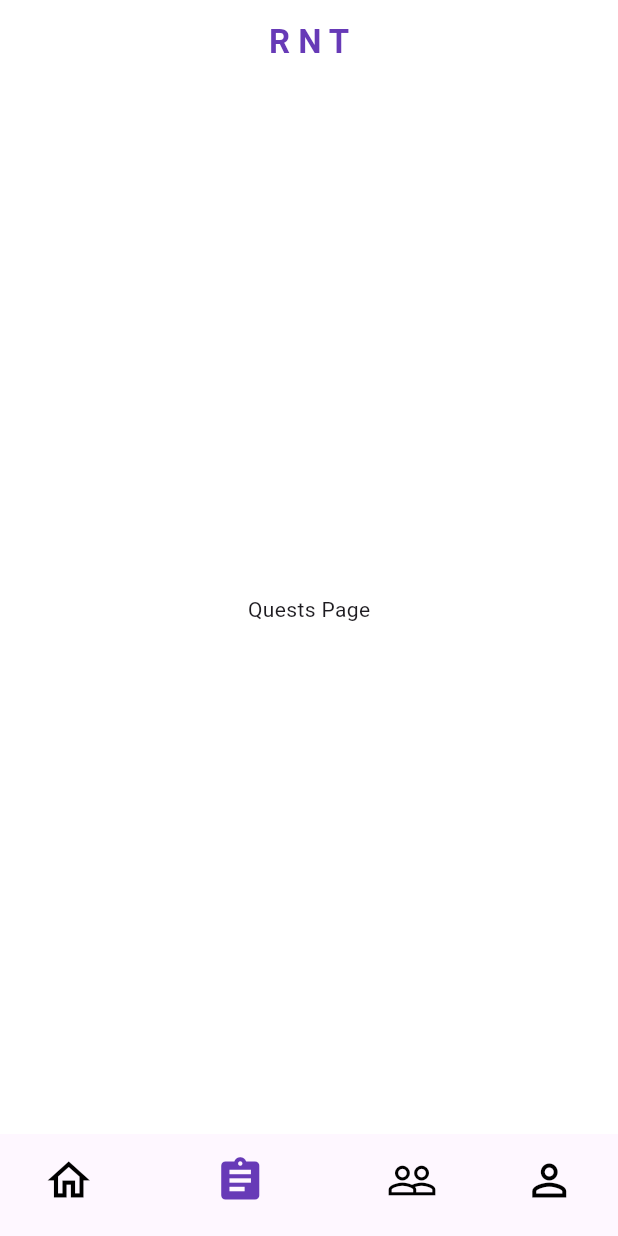
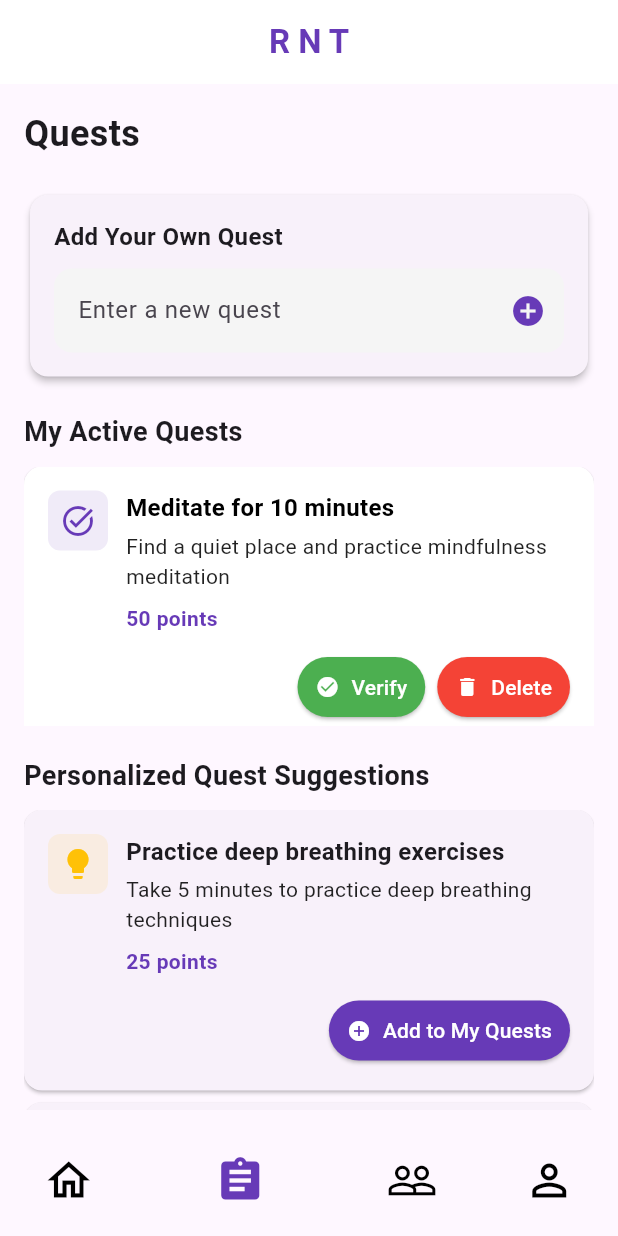
Before and after one commit to ByteCommitter/SustaBit, a Flutter app: the BaseScreen screen opened directly, item 2 of the bottom bar chosen, on a phone screen of 412 x 824 dp. Run offline on Flutter 3.47's test engine with Material 3 defaults, Android fonts, the phone set to English and light mode, and no system bars; our stand-ins replace cloud_firestore, firebase_auth, firebase_core, font_awesome_flutter, get, google_sign_in; accounts and stored records are empty.

Commit message:
Quests Page without verification

```diff
--- /dev/null
+++ b/lib/pages/Quests/quest_page.dart
@@ -0,0 +1,526 @@
+import 'package:flutter/material.dart';
+import 'package:get/get.dart';
+
+class QuestPage extends StatefulWidget {
+  const QuestPage({super.key});
+
+  @override
+  State<QuestPage> createState() => _QuestPageState();
+}
+
+class _QuestPageState extends State<QuestPage> {
+  // Controller for adding new quests
+  final TextEditingController _questController = TextEditingController();
+
+  // List of active quests
+  final List<Quest> _activeQuests = [
+    Quest(
+      id: '1',
+      title: 'Meditate for 10 minutes',
+      description: 'Find a quiet place and practice mindfulness meditation',
+      points: 50,
+      isCompleted: false,
+    ),
+    Quest(
+      id: '2',
+      title: 'Take a nature walk',
+      description: 'Spend at least 20 minutes walking outdoors',
+      points: 40,
+      isCompleted: false,
+    ),
+    Quest(
+      id: '3',
+      title: 'Journal your thoughts',
+      description: 'Write down your feelings and reflections for the day',
+      points: 30,
+      isCompleted: false,
+    ),
+  ];
+
+  // List of personalized quest suggestions
+  final List<Quest> _personalizedQuests = [
+    Quest(
+      id: 'p1',
+      title: 'Practice deep breathing exercises',
+      description: 'Take 5 minutes to practice deep breathing techniques',
+      points: 25,
+      isCompleted: false,
+      isSuggestion: true,
+    ),
+    Quest(
+      id: 'p2',
+      title: 'Reduce screen time before bed',
+      description: 'Avoid screens for 30 minutes before sleeping',
+      points: 35,
+      isCompleted: false,
+      isSuggestion: true,
+    ),
+    Quest(
+      id: 'p3',
+      title: 'Stay hydrated',
+      description: 'Drink at least 8 glasses of water today',
+      points: 20,
+      isCompleted: false,
+      isSuggestion: true,
+    ),
+  ];
+
+  // Add a new quest to active quests
+  void _addQuest(String title) {
+    if (title.isNotEmpty) {
+      setState(() {
+        _activeQuests.add(
+          Quest(
+            id: DateTime.now().millisecondsSinceEpoch.toString(),
+            title: title,
+            description: 'User-added quest',
+            points: 30, // Default points for user-added quests
+            isCompleted: false,
+          ),
+        );
+      });
+      _questController.clear();
+
+      // Show success message
+      Get.snackbar(
+        'Quest Added',
+        'Your quest has been added successfully!',
+        snackPosition: SnackPosition.BOTTOM,
+        backgroundColor: Colors.green.withOpacity(0.1),
+        colorText: Colors.green,
+      );
+    }
+  }
+
+  // Add suggested quest to active quests
+  void _addSuggestedQuest(Quest quest) {
+    setState(() {
+      // Remove from suggestions
+      _personalizedQuests.removeWhere((q) => q.id == quest.id);
+
+      // Add to active quests (with a new ID to avoid confusion)
+      _activeQuests.add(
+        Quest(
+          id: 'a${quest.id}',
+          title: quest.title,
+          description: quest.description,
+          points: quest.points,
+          isCompleted: false,
+          isSuggestion: false,
+        ),
+      );
+    });
+
+    // Show success message
+    Get.snackbar(
+      'Quest Added',
+      'The suggested quest has been added to your active quests!',
+      snackPosition: SnackPosition.BOTTOM,
+      backgroundColor: Colors.green.withOpacity(0.1),
+      colorText: Colors.green,
+    );
+  }
+
+  // Delete a quest
+  void _deleteQuest(String id) {
+    setState(() {
+      _activeQuests.removeWhere((quest) => quest.id == id);
+    });
+
+    // Show success message
+    Get.snackbar(
+      'Quest Deleted',
+      'Quest has been removed from your list',
+      snackPosition: SnackPosition.BOTTOM,
+      backgroundColor: Colors.red.withOpacity(0.1),
+      colorText: Colors.red,
+    );
+  }
+
+  // Verify a quest (mark as completed)
+  void _verifyQuest(String id) {
+    setState(() {
+      final questIndex = _activeQuests.indexWhere((quest) => quest.id == id);
+      if (questIndex != -1) {
+        _activeQuests[questIndex] = _activeQuests[questIndex].copyWith(isCompleted: true);
+      }
+    });
+
+    // Show success message
+    Get.snackbar(
+      'Quest Completed',
+      'Congratulations! You earned ${_activeQuests.firstWhere((quest) => quest.id == id).points} points',
+      snackPosition: SnackPosition.BOTTOM,
+      backgroundColor: Colors.blue.withOpacity(0.1),
+      colorText: Colors.blue,
+    );
+  }
+
+  @override
+  void dispose() {
+    _questController.dispose();
+    super.dispose();
+  }
+
+  @override
+  Widget build(BuildContext context) {
+    return Scaffold(
+      body: Padding(
+        padding: const EdgeInsets.all(16.0),
+        child: Column(
+          crossAxisAlignment: CrossAxisAlignment.start,
+          children: [
+            const Text(
+              'Quests',
+              style: TextStyle(
+                fontSize: 24,
+                fontWeight: FontWeight.bold,
+              ),
+            ),
+            const SizedBox(height: 20),
+
+            // Add new quest section
+            Card(
+              elevation: 2,
+              child: Padding(
+                padding: const EdgeInsets.all(16),
+                child: Column(
+                  crossAxisAlignment: CrossAxisAlignment.start,
+                  children: [
+                    const Text(
+                      'Add Your Own Quest',
+                      style: TextStyle(
+                        fontWeight: FontWeight.bold,
+                        fontSize: 16,
+                      ),
+                    ),
+                    const SizedBox(height: 10),
+                    TextField(
+                      controller: _questController,
+                      decoration: InputDecoration(
+                        hintText: 'Enter a new quest',
+                        border: OutlineInputBorder(
+                          borderRadius: BorderRadius.circular(12),
+                          borderSide: BorderSide.none,
+                        ),
+                        filled: true,
+                        fillColor: Colors.grey[100],
+                        suffixIcon: IconButton(
+                          onPressed: () => _addQuest(_questController.text),
+                          icon: const Icon(Icons.add_circle),
+                          color: Colors.deepPurple,
+                        ),
+                      ),
+                    ),
+                  ],
+                ),
+              ),
+            ),
+
+            const SizedBox(height: 20),
+
+            // Active quests section
+            const Text(
+              'My Active Quests',
+              style: TextStyle(
+                fontSize: 18,
+                fontWeight: FontWeight.bold,
+              ),
+            ),
+            const SizedBox(height: 10),
+
+            // List of active quests
+            Expanded(
+              child: _activeQuests.isEmpty
+                  ? const Center(
+                      child: Text(
+                        'No active quests. Add one above or from suggestions below.',
+                        textAlign: TextAlign.center,
+                        style: TextStyle(color: Colors.grey),
+                      ),
+                    )
+                  : ListView.builder(
+                      itemCount: _activeQuests.length,
+                      itemBuilder: (context, index) {
+                        final quest = _activeQuests[index];
+                        return _buildQuestCard(
+                          quest,
+                          onVerify: () => _verifyQuest(quest.id),
+                          onDelete: () => _deleteQuest(quest.id),
+                        );
+                      },
+                    ),
+            ),
+
+            const SizedBox(height: 20),
+
+            // Personalized suggestions section
+            const Text(
+              'Personalized Quest Suggestions',
+              style: TextStyle(
+                fontSize: 18,
+                fontWeight: FontWeight.bold,
+              ),
+            ),
+            const SizedBox(height: 10),
+
+            // List of personalized suggestions
+            SizedBox(
+              height: 200, // Fixed height for suggestions
+              child: _personalizedQuests.isEmpty
+                  ? const Center(
+                      child: Text(
+                        'No more suggestions. Check back later!',
+                        textAlign: TextAlign.center,
+                        style: TextStyle(color: Colors.grey),
+                      ),
+                    )
+                  : ListView.builder(
+                      itemCount: _personalizedQuests.length,
+                      itemBuilder: (context, index) {
+                        final quest = _personalizedQuests[index];
+                        return _buildSuggestionCard(
+                          quest,
+                          onAdd: () => _addSuggestedQuest(quest),
+                        );
+                      },
+                    ),
+            ),
+          ],
+        ),
+      ),
+    );
+  }
+
+  // Build a quest card for active quests
+  Widget _buildQuestCard(Quest quest, {required Function onVerify, required Function onDelete}) {
+    return Card(
+      margin: const EdgeInsets.only(bottom: 8),
+      color: quest.isCompleted ? Colors.grey[100] : Colors.white,
+      elevation: quest.isCompleted ? 0 : 1,
+      child: Padding(
+        padding: const EdgeInsets.all(16),
+        child: Column(
+          crossAxisAlignment: CrossAxisAlignment.start,
+          children: [
+            Row(
+              crossAxisAlignment: CrossAxisAlignment.start,
+              children: [
+                // Quest Icon
+                Container(
+                  padding: const EdgeInsets.all(8),
+                  decoration: BoxDecoration(
+                    color: Colors.deepPurple.withOpacity(0.1),
+                    borderRadius: BorderRadius.circular(8),
+                  ),
+                  child: const Icon(
+                    Icons.task_alt,
+                    color: Colors.deepPurple,
+                  ),
+                ),
+                const SizedBox(width: 12),
+
+                // Quest details
+                Expanded(
+                  child: Column(
+                    crossAxisAlignment: CrossAxisAlignment.start,
+                    children: [
+                      Text(
+                        quest.title,
+                        style: TextStyle(
+                          fontWeight: FontWeight.bold,
+                          fontSize: 16,
+                          decoration: quest.isCompleted ? TextDecoration.lineThrough : null,
+                          color: quest.isCompleted ? Colors.grey : Colors.black,
+                        ),
+                      ),
+                      const SizedBox(height: 4),
+                      Text(
+                        quest.description,
+                        style: TextStyle(
+                          color: quest.isCompleted ? Colors.grey : Colors.black87,
+                          fontSize: 14,
+                        ),
+                      ),
+                      const SizedBox(height: 8),
+                      Text(
+                        '${quest.points} points',
+                        style: TextStyle(
+                          color: Colors.deepPurple,
+                          fontWeight: FontWeight.bold,
+                          fontSize: 14,
+                        ),
+                      ),
+                    ],
+                  ),
+                ),
+              ],
+            ),
+
+            const SizedBox(height: 12),
+
+            // Action buttons
+            Row(
+              mainAxisAlignment: MainAxisAlignment.end,
+              children: [
+                // Verify button (only if not completed)
+                if (!quest.isCompleted)
+                  ElevatedButton.icon(
+                    onPressed: () => onVerify(),
+                    icon: const Icon(Icons.check_circle, size: 16),
+                    label: const Text('Verify'),
+                    style: ElevatedButton.styleFrom(
+                      backgroundColor: Colors.green,
+                      foregroundColor: Colors.white,
+                      padding: const EdgeInsets.symmetric(horizontal: 12, vertical: 8),
+                    ),
+                  )
+                else
+                  const Chip(
+                    label: Text('Completed'),
+                    backgroundColor: Colors.green,
+                    labelStyle: TextStyle(color: Colors.white),
+                  ),
+
+                const SizedBox(width: 8),
+
+                // Delete button
+                ElevatedButton.icon(
+                  onPressed: () => onDelete(),
+                  icon: const Icon(Icons.delete, size: 16),
+                  label: const Text('Delete'),
+                  style: ElevatedButton.styleFrom(
+                    backgroundColor: Colors.red,
+                    foregroundColor: Colors.white,
+                    padding: const EdgeInsets.symmetric(horizontal: 12, vertical: 8),
+                  ),
+                ),
+              ],
+            ),
+          ],
+        ),
+      ),
+    );
+  }
+
+  // Build a suggestion card for personalized quests
+  Widget _buildSuggestionCard(Quest quest, {required Function onAdd}) {
+    return Card(
+      margin: const EdgeInsets.only(bottom: 8),
+      child: Padding(
+        padding: const EdgeInsets.all(16),
+        child: Column(
+          crossAxisAlignment: CrossAxisAlignment.start,
+          children: [
+            Row(
+              crossAxisAlignment: CrossAxisAlignment.start,
+              children: [
+                // Quest Icon
+                Container(
+                  padding: const EdgeInsets.all(8),
+                  decoration: BoxDecoration(
+                    color: Colors.amber.withOpacity(0.1),
+                    borderRadius: BorderRadius.circular(8),
+                  ),
+                  child: const Icon(
+                    Icons.lightbulb,
+                    color: Colors.amber,
+                  ),
+                ),
+                const SizedBox(width: 12),
+
+                // Quest details
+                Expanded(
+                  child: Column(
+                    crossAxisAlignment: CrossAxisAlignment.start,
+                    children: [
+                      Text(
+                        quest.title,
+                        style: const TextStyle(
+                          fontWeight: FontWeight.bold,
+                          fontSize: 16,
+                        ),
+                      ),
+                      const SizedBox(height: 4),
+                      Text(
+                        quest.description,
+                        style: const TextStyle(
+                          color: Colors.black87,
+                          fontSize: 14,
+                        ),
+                      ),
+                      const SizedBox(height: 8),
+                      Text(
+                        '${quest.points} points',
+                        style: const TextStyle(
+                          color: Colors.deepPurple,
+                          fontWeight: FontWeight.bold,
+                          fontSize: 14,
+                        ),
+                      ),
+                    ],
+                  ),
+                ),
+              ],
+            ),
+
+            const SizedBox(height: 12),
+
+            // Add button
+            Align(
+              alignment: Alignment.centerRight,
+              child: ElevatedButton.icon(
+                onPressed: () => onAdd(),
+                icon: const Icon(Icons.add_circle, size: 16),
+                label: const Text('Add to My Quests'),
+                style: ElevatedButton.styleFrom(
+                  backgroundColor: Colors.deepPurple,
+                  foregroundColor: Colors.white,
+                  padding: const EdgeInsets.symmetric(horizontal: 12, vertical: 8),
+                ),
+              ),
+            ),
+          ],
+        ),
+      ),
+    );
+  }
+}
+
+// Quest model
+class Quest {
+  final String id;
+  final String title;
+  final String description;
+  final int points;
+  final bool isCompleted;
+  final bool isSuggestion;
+
+  Quest({
+    required this.id,
+    required this.title,
+    required this.description,
+    required this.points,
+    required this.isCompleted,
+    this.isSuggestion = false,
+  });
+
+  // Copy with method to create new instances with modified properties
+  Quest copyWith({
+    String? id,
+    String? title,
+    String? description,
+    int? points,
+    bool? isCompleted,
+    bool? isSuggestion,
+  }) {
+    return Quest(
+      id: id ?? this.id,
+      title: title ?? this.title,
+      description: description ?? this.description,
+      points: points ?? this.points,
+      isCompleted: isCompleted ?? this.isCompleted,
+      isSuggestion: isSuggestion ?? this.isSuggestion,
+    );
+  }
+}
--- a/lib/pages/base_widget.dart
+++ b/lib/pages/base_widget.dart
@@ -2,6 +2,7 @@ import 'package:flutter/material.dart';
 import '../services/auth_service.dart';
 import 'Profile/profile_page.dart';
 import 'Community/community_page.dart';
+import 'Quests/quest_page.dart';
 
 class BaseScreen extends StatefulWidget{
   const BaseScreen({super.key});
@@ -64,7 +65,7 @@ class _BaseScreenState extends State<BaseScreen> {
           const Center(child: Text("Home Page")),
 
           // Quests Page
-          const Center(child: Text("Quests Page")),
+          const QuestPage(),
 
           // Community Page
           const CommunityPage(),
```
